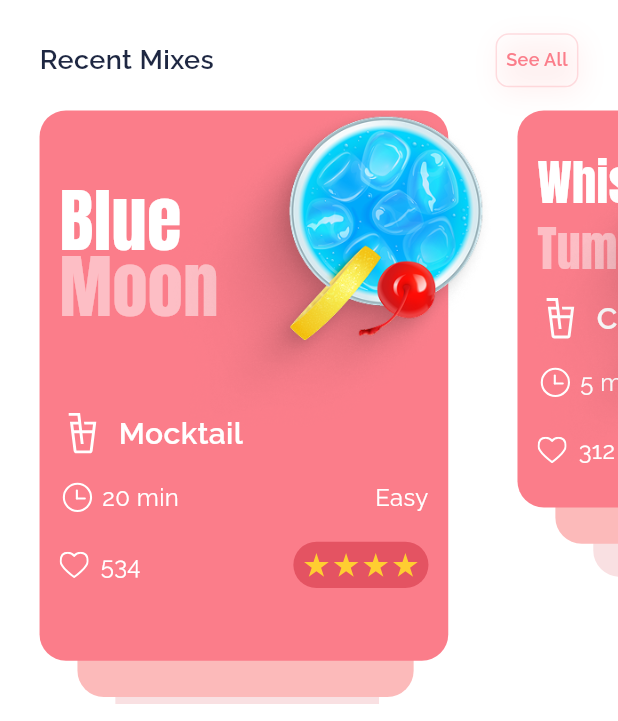
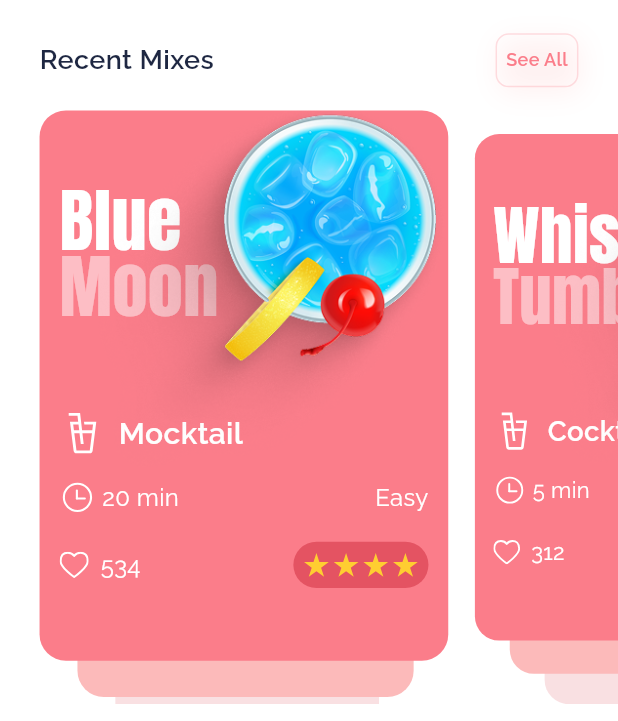
Before and after one commit to SherazAli-67/drinks-app-ui, a Flutter app: the HomeScreen screen opened by its route, on a phone screen of 412 x 824 dp, the part 515-1236 px from its top. Run offline on Flutter 3.47's test engine with Material 3 defaults, Android fonts, the phone set to English and light mode, and no system bars; our stand-ins replace flutter_svg, go_router, google_fonts.

Commit message:
Drinks App - Home Screen UI Updates

```diff
--- a/lib/presentation/screens/home_screen.dart
+++ b/lib/presentation/screens/home_screen.dart
@@ -20,11 +20,14 @@ class HomeScreen extends StatefulWidget {
 class _HomeScreenState extends State<HomeScreen> {
   static const _designWidth = 375.0;
   final _searchController = TextEditingController();
+  late final PageController _mixesController = PageController(viewportFraction: 0.72);
   String _query = '';
+  int _currentMixIndex = 0;
 
   @override
   void dispose() {
     _searchController.dispose();
+    _mixesController.dispose();
     super.dispose();
   }
 
@@ -131,7 +134,11 @@ class _HomeScreenState extends State<HomeScreen> {
                 hintStyle: AppTextStyles.searchHint,
                 contentPadding: .zero,
               ),
-              onChanged: (value) => setState(() => _query = value.trim().toLowerCase()),
+              onChanged: (value) => setState(() {
+                _query = value.trim().toLowerCase();
+                _currentMixIndex = 0;
+                if (_mixesController.hasClients) _mixesController.jumpToPage(0);
+              }),
             ),
           ),
           SvgPicture.asset(AssetRes.icSearch, width: 14 * scale, height: 14 * scale),
@@ -194,23 +201,32 @@ class _HomeScreenState extends State<HomeScreen> {
 
   Widget _buildRecentMixes(double scale) {
     final mixes = _recentMixes;
+    if (mixes.isEmpty) return const SizedBox.shrink();
     return SizedBox(
       height: 360 * scale,
-      child: ListView.separated(
-        scrollDirection: .horizontal,
-        padding: .symmetric(horizontal: 24 * scale),
+      child: PageView.builder(
+        controller: _mixesController,
         itemCount: mixes.length,
-        separatorBuilder: (_, _) => SizedBox(width: 18 * scale),
-        itemBuilder: (context, index) => _buildMixCard(mixes[index], scale, isPrimary: index == 0),
+        padEnds: false,
+        onPageChanged: (index) => setState(() => _currentMixIndex = index),
+        itemBuilder: (context, index) => Padding(
+          padding: .only(left: index == 0 ? 24 * scale : 8 * scale, right: 8 * scale),
+          child: Align(
+            alignment: .topLeft,
+            child: AnimatedScale(
+              scale: index == _currentMixIndex ? 1 : 0.92,
+              duration: const Duration(milliseconds: 220),
+              child: _buildMixCard(mixes[index], scale),
+            ),
+          ),
+        ),
       ),
     );
   }
 
-  Widget _buildMixCard(DrinkModel drink, double scale, {required bool isPrimary}) {
-    final cardWidth = isPrimary ? 248.0 : 180.0;
-    final cardHeight = isPrimary ? 334.0 : 241.0;
-    final titleStyle = isPrimary ? AppTextStyles.mixCardTitle : AppTextStyles.mixCardTitleSmall;
-    final secondaryStyle = isPrimary ? AppTextStyles.mixCardTitleSecondary : AppTextStyles.mixCardTitleSmallSecondary;
+  Widget _buildMixCard(DrinkModel drink, double scale) {
+    const cardWidth = 248.0;
+    const cardHeight = 334.0;
     final nameParts = drink.name.split(' ');
     final firstLine = nameParts.first;
     final secondLine = nameParts.length > 1 ? nameParts.sublist(1).join(' ') : '';
@@ -256,8 +272,8 @@ class _HomeScreenState extends State<HomeScreen> {
                     Column(
                       crossAxisAlignment: .start,
                       children: [
-                        Text(firstLine, style: titleStyle),
-                        if (secondLine.isNotEmpty) Text(secondLine, style: secondaryStyle),
+                        Text(firstLine, style: AppTextStyles.mixCardTitle),
+                        if (secondLine.isNotEmpty) Text(secondLine, style: AppTextStyles.mixCardTitleSecondary),
                       ],
                     ),
                     Column(
@@ -300,15 +316,15 @@ class _HomeScreenState extends State<HomeScreen> {
                           ],
                         ),
                       ],
-                   )
+                    ),
                   ],
                 ),
               ),
             ),
             Positioned(
-              right: isPrimary ? -8 * scale : -4 * scale,
-              top: isPrimary ? -8 * scale : 8 * scale,
-              child:  Image.asset(drink.heroImage, fit: .cover, height: 250,),
+              right: -15 * scale,
+              top: -10 * scale,
+              child: Image.asset(drink.heroImage, fit: .cover, height: 250 * scale),
             ),
           ],
         ),
```
Lines whose indentation alone changed are shown as unchanged.
